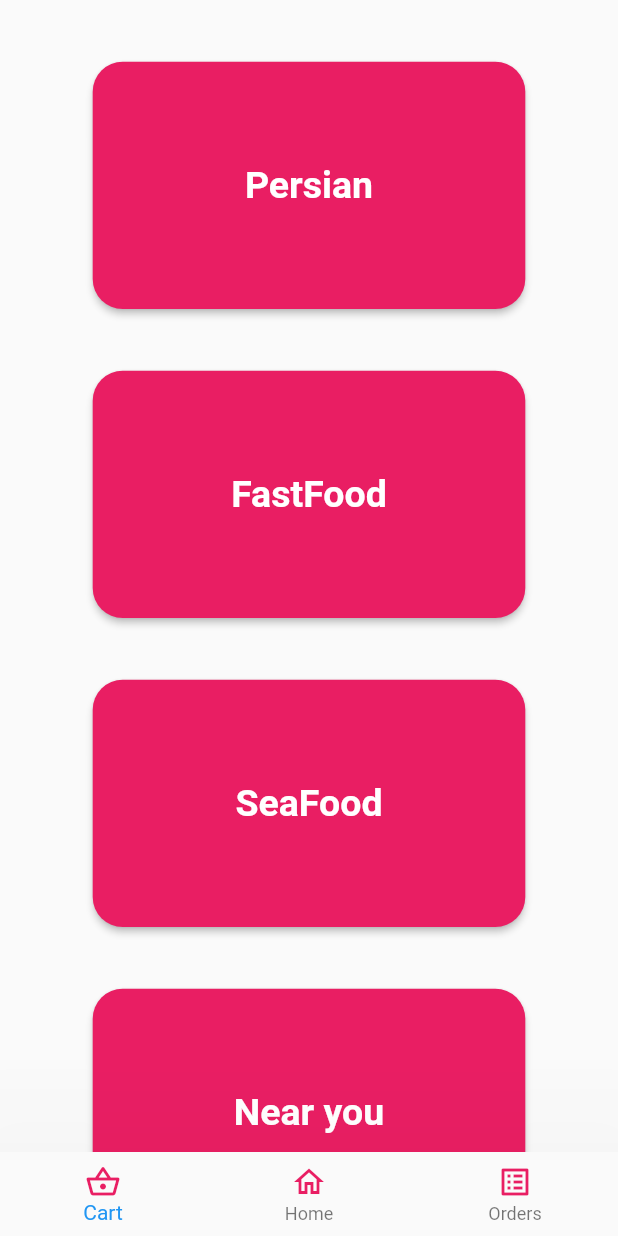
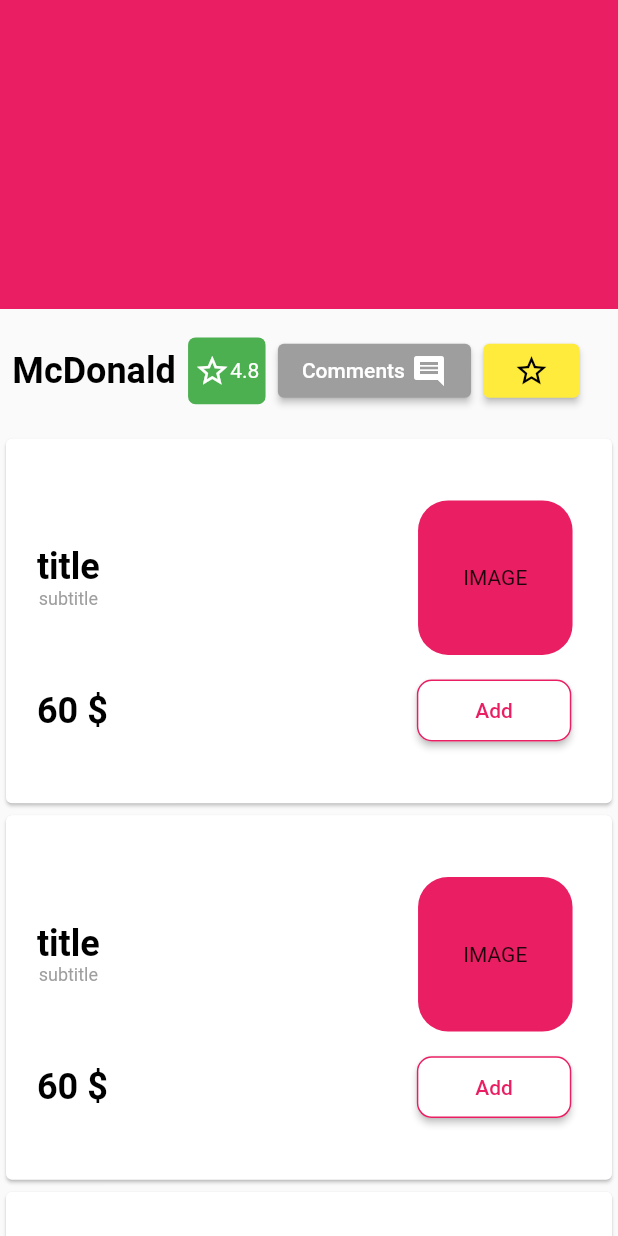
Before and after one commit to ArianJalalian/Customer-Side-SnappFood-Clone, a Flutter app: the screen it shows after launch, on a phone screen of 412 x 824 dp. Run offline on Flutter 3.47's test engine with Material 2 defaults, Android fonts, the phone set to English and light mode, and no system bars; missing offline and left inert: same_features.

Commit message:
Restaurant Page ang MyFirstPage

```diff
--- a/lib/Widgets/FoodCard.dart
+++ b/lib/Widgets/FoodCard.dart
@@ -5,8 +5,6 @@ class FoodCard extends StatelessWidget {
   @override
   Widget build(BuildContext context) {
     return Card(
-      child: GestureDetector(
-        onTap: () {},
         child: Column(
           children: <Widget>[
             SizedBox(
@@ -97,7 +95,6 @@ class FoodCard extends StatelessWidget {
             ),
           ],
         ),
-      ),
     );
   }
 }
--- /dev/null
+++ b/lib/Widgets/RestaurantPage.dart
@@ -0,0 +1,106 @@
+import 'package:customer_side/Widgets/FoodCard.dart';
+import 'package:customer_side/Widgets/TextStyle.dart';
+import 'package:flutter/material.dart';
+import 'package:same_features/Models/Seller.dart';
+
+class RestaurantPage extends StatelessWidget {
+  final Seller seller;
+
+  RestaurantPage({this.seller});
+
+  @override
+  Widget build(BuildContext context) {
+    Size screen = MediaQuery.of(context).size;
+    return Scaffold(
+      body: Column(
+        children: <Widget>[
+          Container(
+            width: double.infinity,
+            height: screen.height * 0.25,
+            color: Colors.pink,
+          ),
+          Row(
+            children: <Widget>[
+              Padding(
+                padding: EdgeInsets.fromLTRB(
+                    screen.width * 0.02, screen.height * 0.1, 0, 0),
+              ),
+              Text(
+                "McDonald",
+                style: MyTextStyle.boldTitleStyle(),
+              ),
+              Padding(
+                padding: EdgeInsets.fromLTRB(
+                    screen.width * 0.02, screen.height * 0.1, 0, 0),
+              ),
+              Container(
+                height: screen.height * 0.054,
+                decoration: BoxDecoration(
+                  borderRadius: BorderRadius.circular(5),
+                  color: Colors.green,
+                ),
+                padding: EdgeInsets.all(screen.width * 0.01),
+                child: Row(
+                  children: <Widget>[
+                    Icon(
+                      Icons.star_border,
+                      color: Colors.white,
+                    ),
+                    Text(
+                      "4.8",
+                      /*Rating*/
+                      style: TextStyle(color: Colors.white),
+                    ),
+                  ],
+                ),
+              ),
+              Padding(
+                padding: EdgeInsets.fromLTRB(
+                    screen.width * 0.02, screen.height * 0.1, 0, 0),
+              ),
+              ElevatedButton(
+                onPressed: () {},
+                style: ButtonStyle(
+                    backgroundColor: MaterialStateProperty.all(Colors.grey)),
+                child: Row(
+                  children: <Widget>[
+                    Text("Comments"),
+                    SizedBox(
+                      width: screen.width * 0.01,
+                    ),
+                    Icon(Icons.comment),
+                  ],
+                ),
+              ),
+              Padding(
+                padding: EdgeInsets.fromLTRB(
+                    screen.width * 0.02, screen.height * 0.1, 0, 0),
+              ),
+              ElevatedButton(
+                style: ButtonStyle(
+                    backgroundColor: MaterialStateProperty.all(Colors.yellow)),
+                onPressed: () {},
+                child: Icon(
+                  Icons.star_border,
+                  color: Colors.black,
+                ),
+              ),
+            ],
+          ),
+          Container(
+            height: screen.height * 0.65,
+            child: ListView(
+              children: <Widget>[
+                FoodCard(),
+                FoodCard(),
+                FoodCard(),
+                FoodCard(),
+                FoodCard(),
+              ],
+            ),
+          ),
+        ],
+      ),
+    );
+  }
+}
--- a/lib/Widgets/main.dart
+++ b/lib/Widgets/main.dart
@@ -1,6 +1,10 @@
 import 'package:customer_side/Widgets/FoodCard.dart';
 import 'package:customer_side/Widgets/HomePage.dart';
+import 'package:customer_side/Widgets/RestaurantPage.dart';
 import 'package:flutter/material.dart';
+import 'package:same_features/Models/Seller.dart';
+import 'package:same_features/Widgets/FirstPage.dart';
+import 'package:same_features/Widgets/ThemeData.dart';
 
 import './SignUp.dart';
 import './OrderCard.dart';
@@ -10,18 +14,19 @@ void main() {
 }
 
 class MyApp extends StatelessWidget {
-  // This widget is the root of your application.
+  Seller seller =  Seller(55456 , "McDonald" ,"455" , "2154685") ;
   @override
   Widget build(BuildContext context) {
     return MaterialApp(
-      theme: ThemeData(
-
+      theme: appThemeData() ,
+      title: 'Flutter Demo',
+      home: Scaffold(
+        body: RestaurantPage(seller: seller ) ,
       ),
-      title: 'Flutter Demo',
-      home: MyHomePage(),
     );
   }
 }
+
 
 class MyHomePage extends StatelessWidget {
   // This widget is the root of your application.
--- a/pubspec.yaml
+++ b/pubspec.yaml
@@ -24,6 +24,8 @@ dependencies:
   flutter:
     sdk: flutter
 
+  same_features:
+    path: ../same_features
 
   # The following adds the Cupertino Icons font to your application.
   # Use with the CupertinoIcons class for iOS style icons.
@@ -33,6 +35,7 @@ dev_dependencies:
   flutter_test:
     sdk: flutter
   intl: ^0.15.8
+
 
 # For information on the generic Dart part of this file, see the
 # following page: https://dart.dev/tools/pub/pubspec
```
Also changed, not shown: lib/Widgets/MyFirstPageInit.dart (added, +145 -0 lines), pubspec.lock.
